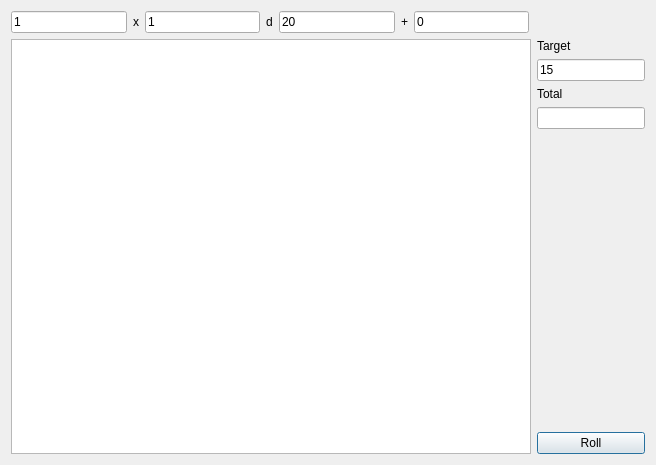
The window that DMHelper/src/dicerolldialog.ui (MMetze/DMHelper) describes before a commit, drawn with Qt 5.
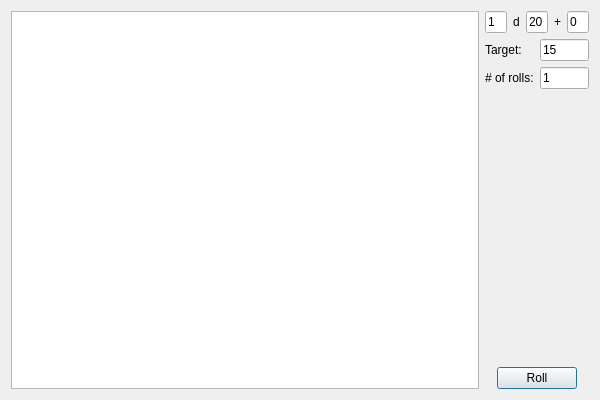
The same window after the commit. Icons and pictures are not drawn.

Commit message: Improved usability of the dice rolling dialog/frame

The edit to the form file:
```diff
--- a/DMHelper/src/dicerolldialog.ui
+++ b/DMHelper/src/dicerolldialog.ui
@@ -6,8 +6,8 @@
    <rect>
     <x>0</x>
     <y>0</y>
-    <width>656</width>
-    <height>465</height>
+    <width>600</width>
+    <height>400</height>
    </rect>
   </property>
   <property name="windowTitle">
@@ -16,25 +16,40 @@
   <property name="styleSheet">
    <string notr="true">background-image: url(:/img/data/parchment.jpg);</string>
   </property>
-  <layout class="QGridLayout" name="gridLayout">
-   <item row="0" column="0">
+  <layout class="QHBoxLayout" name="horizontalLayout_2" stretch="10,1">
+   <item>
+    <widget class="QTextEdit" name="editResult">
+     <property name="sizePolicy">
+      <sizepolicy hsizetype="MinimumExpanding" vsizetype="Expanding">
+       <horstretch>0</horstretch>
+       <verstretch>0</verstretch>
+      </sizepolicy>
+     </property>
+     <property name="font">
+      <font>
+       <pointsize>12</pointsize>
+      </font>
+     </property>
+    </widget>
+   </item>
+   <item>
+    <layout class="QVBoxLayout" name="verticalLayout">
+     <item>
     <layout class="QHBoxLayout" name="horizontalLayout">
-     <item>
-      <widget class="QLineEdit" name="editRollCount">
-       <property name="text">
-        <string>1</string>
-       </property>
-      </widget>
-     </item>
-     <item>
-      <widget class="QLabel" name="label">
-       <property name="text">
-        <string>x</string>
-       </property>
-      </widget>
-     </item>
      <item>
       <widget class="QLineEdit" name="editDiceCount">
+         <property name="sizePolicy">
+          <sizepolicy hsizetype="Preferred" vsizetype="Fixed">
+           <horstretch>0</horstretch>
+           <verstretch>0</verstretch>
+          </sizepolicy>
+         </property>
+         <property name="maximumSize">
+          <size>
+           <width>50</width>
+           <height>16777215</height>
+          </size>
+         </property>
        <property name="text">
         <string>1</string>
        </property>
@@ -49,6 +64,12 @@
      </item>
      <item>
       <widget class="QLineEdit" name="editDiceType">
+         <property name="maximumSize">
+          <size>
+           <width>50</width>
+           <height>16777215</height>
+          </size>
+         </property>
        <property name="text">
         <string>20</string>
        </property>
@@ -63,47 +84,29 @@
      </item>
      <item>
       <widget class="QLineEdit" name="editBonus">
+         <property name="maximumSize">
+          <size>
+           <width>50</width>
+           <height>16777215</height>
+          </size>
+         </property>
        <property name="text">
         <string>0</string>
        </property>
       </widget>
      </item>
-     <item>
-      <spacer name="horizontalSpacer">
-       <property name="orientation">
-        <enum>Qt::Horizontal</enum>
-       </property>
-       <property name="sizeHint" stdset="0">
-        <size>
-         <width>40</width>
-         <height>20</height>
-        </size>
-       </property>
-      </spacer>
-     </item>
-    </layout>
-   </item>
-   <item row="1" column="0">
-    <layout class="QHBoxLayout" name="horizontalLayout_2">
+      </layout>
+     </item>
      <item>
-      <widget class="QTextEdit" name="editResult">
-       <property name="font">
-        <font>
-         <pointsize>12</pointsize>
-        </font>
-       </property>
-      </widget>
-     </item>
-     <item>
-      <layout class="QVBoxLayout" name="verticalLayout">
-       <item>
+      <layout class="QFormLayout" name="formLayout">
+       <item row="0" column="0">
         <widget class="QLabel" name="label_4">
          <property name="text">
-          <string>Target</string>
+          <string>Target:</string>
          </property>
         </widget>
        </item>
-       <item>
+       <item row="0" column="1">
         <widget class="QLineEdit" name="editTarget">
          <property name="sizePolicy">
           <sizepolicy hsizetype="Preferred" vsizetype="Fixed">
@@ -111,27 +114,44 @@
            <verstretch>0</verstretch>
           </sizepolicy>
          </property>
+         <property name="maximumSize">
+          <size>
+           <width>16777215</width>
+           <height>16777215</height>
+          </size>
+         </property>
          <property name="text">
           <string>15</string>
          </property>
         </widget>
        </item>
-       <item>
-        <widget class="QLabel" name="label_5">
+       <item row="1" column="0">
+        <widget class="QLabel" name="label">
          <property name="text">
-          <string>Total</string>
+          <string># of rolls:</string>
          </property>
         </widget>
        </item>
-       <item>
-        <widget class="QLineEdit" name="edtTotal">
+       <item row="1" column="1">
+        <widget class="QLineEdit" name="editRollCount">
          <property name="sizePolicy">
           <sizepolicy hsizetype="Preferred" vsizetype="Fixed">
            <horstretch>0</horstretch>
            <verstretch>0</verstretch>
           </sizepolicy>
          </property>
+         <property name="maximumSize">
+          <size>
+           <width>16777215</width>
+           <height>16777215</height>
+          </size>
+         </property>
+         <property name="text">
+          <string>1</string>
+         </property>
         </widget>
+       </item>
+      </layout>
        </item>
        <item>
         <spacer name="verticalSpacer">
@@ -147,6 +167,21 @@
         </spacer>
        </item>
        <item>
+      <layout class="QHBoxLayout" name="horizontalLayout_5">
+       <item>
+        <spacer name="horizontalSpacer">
+         <property name="orientation">
+          <enum>Qt::Horizontal</enum>
+         </property>
+         <property name="sizeHint" stdset="0">
+          <size>
+           <width>40</width>
+           <height>20</height>
+          </size>
+         </property>
+        </spacer>
+       </item>
+       <item>
         <widget class="QPushButton" name="btnRoll">
          <property name="text">
           <string>Roll</string>
@@ -156,6 +191,19 @@
          </property>
         </widget>
        </item>
+       <item>
+        <spacer name="horizontalSpacer_2">
+         <property name="orientation">
+          <enum>Qt::Horizontal</enum>
+         </property>
+         <property name="sizeHint" stdset="0">
+          <size>
+           <width>40</width>
+           <height>20</height>
+          </size>
+         </property>
+        </spacer>
+       </item>
       </layout>
      </item>
     </layout>
```
Lines whose indentation alone changed are shown as unchanged. The commit also changes 4 other files.
